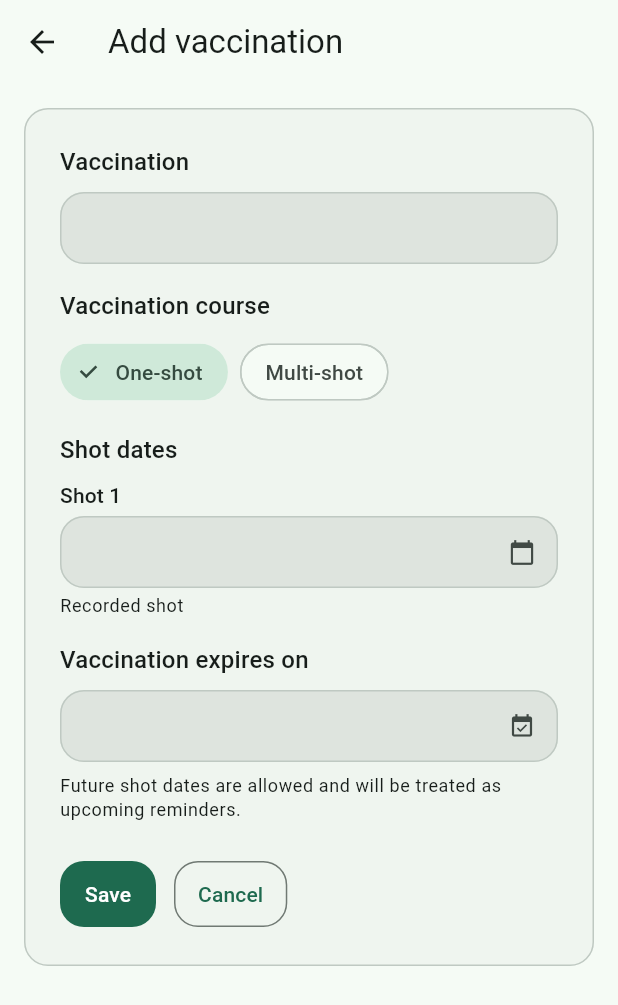
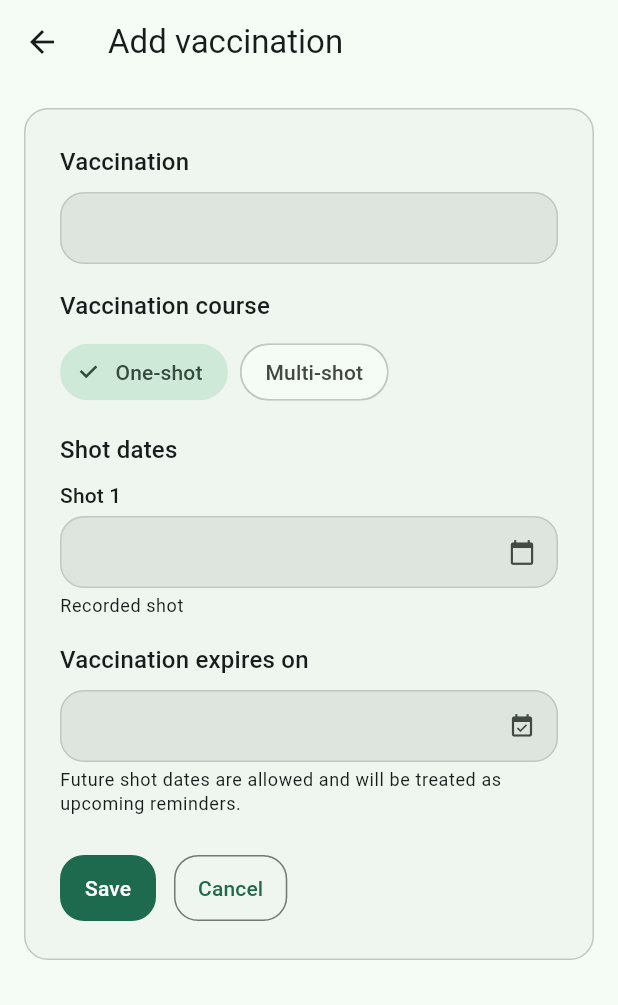
Before and after one commit to Phil5888/vaccination_manager, a Flutter app: the VaccinationEditScreen screen opened by its route, on a phone screen of 412 x 824 dp. Shown: the top 1005 px of the screen. Run offline on Flutter 3.47's test engine with Material 3 defaults, Android fonts, the phone set to English and light mode, and no system bars; our stand-ins replace flutter_local_notifications, flutter_riverpod, shared_preferences, sqflite, timezone; missing offline and left inert: device_calendar, file_selector; accounts and stored records are empty.

Commit message:
Improved UI consistency

```diff
--- /dev/null
+++ b/vaccination_manager/src/lib/presentation/widgets/app_labeled_field.dart
@@ -0,0 +1,26 @@
+import 'package:flutter/material.dart';
+import 'package:vaccination_manager/core/constants/app_spacing.dart';
+
+class AppLabeledField extends StatelessWidget {
+  const AppLabeledField({super.key, required this.label, required this.child, this.helper, this.labelStyle, this.labelToFieldSpacing = AppSpacing.sm, this.fieldToHelperSpacing = AppSpacing.xxs});
+
+  final String label;
+  final Widget child;
+  final Widget? helper;
+  final TextStyle? labelStyle;
+  final double labelToFieldSpacing;
+  final double fieldToHelperSpacing;
+
+  @override
+  Widget build(BuildContext context) {
+    return Column(
+      crossAxisAlignment: CrossAxisAlignment.start,
+      children: [
+        Text(label, style: labelStyle ?? Theme.of(context).textTheme.titleMedium),
+        SizedBox(height: labelToFieldSpacing),
+        child,
+        if (helper != null) ...[SizedBox(height: fieldToHelperSpacing), helper!],
+      ],
+    );
+  }
+}
--- a/vaccination_manager/src/lib/presentation/widgets/vaccination_entry_form.dart
+++ b/vaccination_manager/src/lib/presentation/widgets/vaccination_entry_form.dart
@@ -1,5 +1,6 @@
 import 'package:flutter/material.dart';
 import 'package:vaccination_manager/l10n/app_localizations.dart';
+import 'package:vaccination_manager/presentation/widgets/app_labeled_field.dart';
 
 enum VaccinationCourseMode { oneShot, multiShot }
 
@@ -74,9 +75,9 @@ class _VaccinationEntryFormState extends State<VaccinationEntryForm> {
       child: Column(
         crossAxisAlignment: CrossAxisAlignment.start,
         children: [
-          Text(local.vaccinationName, style: Theme.of(context).textTheme.titleMedium),
-          const SizedBox(height: 8),
-          TextFormField(
+          AppLabeledField(
+            label: local.vaccinationName,
+            child: TextFormField(
               controller: _nameController,
               textInputAction: TextInputAction.next,
               validator: (value) {
@@ -86,10 +87,11 @@ class _VaccinationEntryFormState extends State<VaccinationEntryForm> {
                 return null;
               },
             ),
+          ),
           const SizedBox(height: 16),
-          Text(local.vaccinationModeLabel, style: Theme.of(context).textTheme.titleMedium),
-          const SizedBox(height: 8),
-          Wrap(
+          AppLabeledField(
+            label: local.vaccinationModeLabel,
+            child: Wrap(
               spacing: 8,
               runSpacing: 8,
               children: [
@@ -97,10 +99,11 @@ class _VaccinationEntryFormState extends State<VaccinationEntryForm> {
                 ChoiceChip(label: Text(local.vaccinationModeMultiShot), selected: _mode == VaccinationCourseMode.multiShot, onSelected: _isSaving ? null : (_) => _changeMode(VaccinationCourseMode.multiShot)),
               ],
             ),
+          ),
           const SizedBox(height: 16),
-          Text(local.shotDatesLabel, style: Theme.of(context).textTheme.titleMedium),
-          const SizedBox(height: 8),
-          FormField<List<DateTime?>>(
+          AppLabeledField(
+            label: local.shotDatesLabel,
+            child: FormField<List<DateTime?>>(
               initialValue: _shotDates,
               validator: (_) {
                 if (_shotDates.isEmpty || _shotDates.any((date) => date == null)) {
@@ -126,12 +129,12 @@ class _VaccinationEntryFormState extends State<VaccinationEntryForm> {
                         child: Row(
                           children: [
                             Expanded(
-                            child: Column(
-                              crossAxisAlignment: CrossAxisAlignment.start,
-                              children: [
-                                Text(local.shotNumber(index + 1), style: Theme.of(context).textTheme.titleSmall),
-                                const SizedBox(height: 4),
-                                TextFormField(
+                              child: AppLabeledField(
+                                label: local.shotNumber(index + 1),
+                                labelStyle: Theme.of(context).textTheme.titleSmall,
+                                labelToFieldSpacing: 4,
+                                helper: Text(isPlanned ? local.plannedShot : local.recordedShot, style: Theme.of(context).textTheme.bodySmall),
+                                child: TextFormField(
                                   controller: _shotDateControllers[index],
                                   readOnly: true,
                                   decoration: InputDecoration(
@@ -152,9 +155,6 @@ class _VaccinationEntryFormState extends State<VaccinationEntryForm> {
                                           field.didChange(_shotDates);
                                         },
                                 ),
-                                const SizedBox(height: 4),
-                                Text(isPlanned ? local.plannedShot : local.recordedShot, style: Theme.of(context).textTheme.bodySmall),
-                              ],
                               ),
                             ),
                             if (_mode == VaccinationCourseMode.multiShot && _shotDates.length > 1) ...[
@@ -198,10 +198,12 @@ class _VaccinationEntryFormState extends State<VaccinationEntryForm> {
                 );
               },
             ),
+          ),
           const SizedBox(height: 16),
-          Text(local.vaccinationExpiresOn, style: Theme.of(context).textTheme.titleMedium),
-          const SizedBox(height: 8),
-          TextFormField(
+          AppLabeledField(
+            label: local.vaccinationExpiresOn,
+            helper: Text(local.futureShotHint, style: Theme.of(context).textTheme.bodySmall),
+            child: TextFormField(
               controller: _expirationDateController,
               readOnly: true,
               decoration: InputDecoration(
@@ -226,8 +228,7 @@ class _VaccinationEntryFormState extends State<VaccinationEntryForm> {
                 return null;
               },
             ),
-          const SizedBox(height: 8),
-          Text(local.futureShotHint, style: Theme.of(context).textTheme.bodySmall),
+          ),
           const SizedBox(height: 24),
           Wrap(
             spacing: 12,
```
Also changed, not shown: vaccination_manager/src/lib/presentation/screens/settings/reminder_screen.dart (+5 -3 lines), vaccination_manager/src/lib/presentation/screens/settings/settings_screen.dart (+14 -7 lines), vaccination_manager/src/lib/presentation/widgets/user_profile_form.dart (+5 -3 lines). Lines whose indentation alone changed are shown as unchanged.
